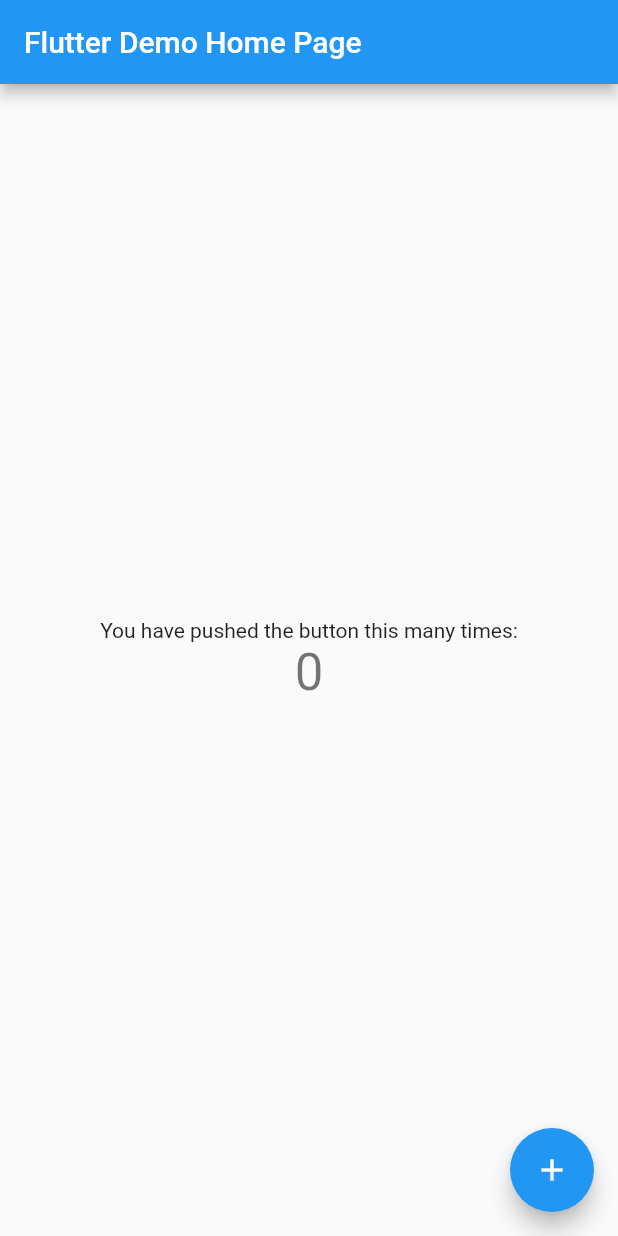
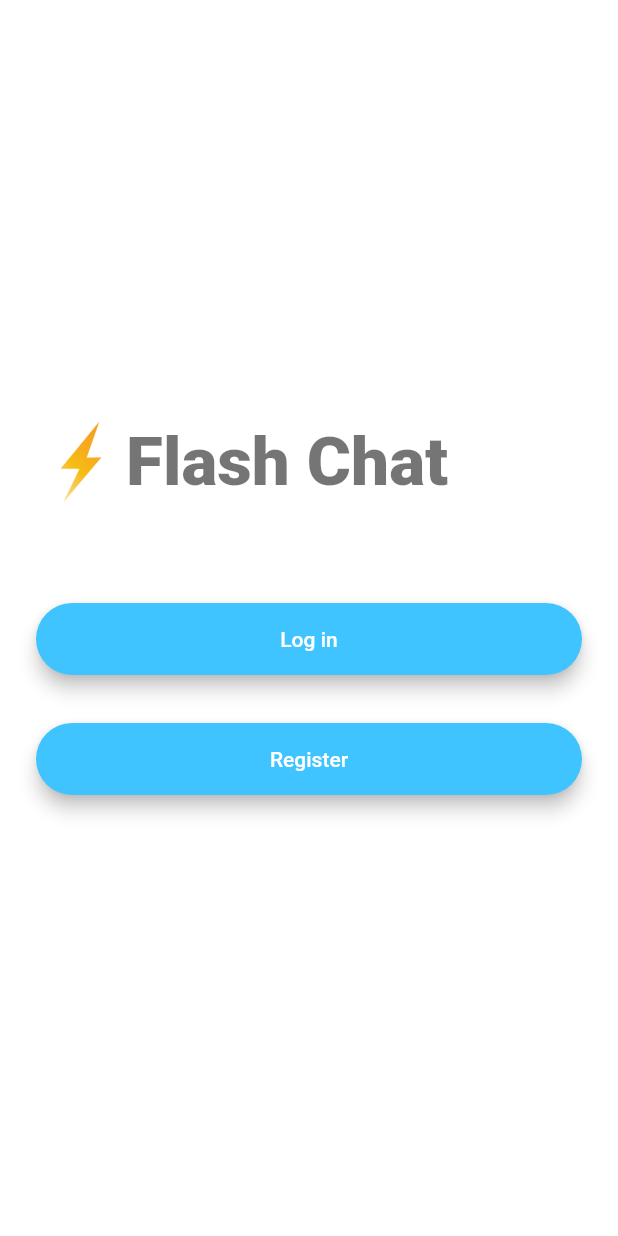
Before and after one commit to kv778/FlutterCourse, a Flutter app: the screen it shows after launch, on a phone screen of 412 x 824 dp. Run offline on Flutter 3.47's test engine with Material 2 defaults, Android fonts, the light colour scheme and no system bars; our stand-ins replace audioplayers, file_picker, flutter_spinkit, font_awesome_flutter, geolocator; missing offline and left inert: dart:html, excel, file_picker_cross, file_picker_web.

Commit message:
Added Flash Chat stub

```diff
--- a/flash_chat/lib/main.dart
+++ b/flash_chat/lib/main.dart
@@ -1,113 +1,23 @@
 import 'package:flutter/material.dart';
+import 'screens/welcome_screen.dart';
+import 'screens/login_screen.dart';
+import 'screens/registration_screen.dart';
+import 'screens/chat_screen.dart';
 
-void main() {
-  runApp(MyApp());
-}
+void main() => runApp(FlashChat());
 
-class MyApp extends StatelessWidget {
-  // This widget is the root of your application.
+class FlashChat extends StatelessWidget {
   @override
   Widget build(BuildContext context) {
     return MaterialApp(
-      title: 'Flutter Demo',
-      theme: ThemeData(
-        // This is the theme of your application.
-        //
-        // Try running your application with "flutter run". You'll see the
-        // application has a blue toolbar. Then, without quitting the app, try
-        // changing the primarySwatch below to Colors.green and then invoke
-        // "hot reload" (press "r" in the console where you ran "flutter run",
-        // or simply save your changes to "hot reload" in a Flutter IDE).
-        // Notice that the counter didn't reset back to zero; the application
-        // is not restarted.
-        primarySwatch: Colors.blue,
+      theme: ThemeData.dark().copyWith(
+        textTheme: TextTheme(
+          bodyText2: TextStyle(
+            color: Colors.black54,
+          ),
+        ),
       ),
-      home: MyHomePage(title: 'Flutter Demo Home Page'),
+      home: WelcomeScreen(),
     );
   }
 }
-
-class MyHomePage extends StatefulWidget {
-  MyHomePage({Key key, this.title}) : super(key: key);
-
-  // This widget is the home page of your application. It is stateful, meaning
-  // that it has a State object (defined below) that contains fields that affect
-  // how it looks.
-
-  // This class is the configuration for the state. It holds the values (in this
-  // case the title) provided by the parent (in this case the App widget) and
-  // used by the build method of the State. Fields in a Widget subclass are
-  // always marked "final".
-
-  final String title;
-
-  @override
-  _MyHomePageState createState() => _MyHomePageState();
-}
-
-class _MyHomePageState extends State<MyHomePage> {
-  int _counter = 0;
-
-  void _incrementCounter() {
-    setState(() {
-      // This call to setState tells the Flutter framework that something has
-      // changed in this State, which causes it to rerun the build method below
-      // so that the display can reflect the updated values. If we changed
-      // _counter without calling setState(), then the build method would not be
-      // called again, and so nothing would appear to happen.
-      _counter++;
-    });
-  }
-
-  @override
-  Widget build(BuildContext context) {
-    // This method is rerun every time setState is called, for instance as done
-    // by the _incrementCounter method above.
-    //
-    // The Flutter framework has been optimized to make rerunning build methods
-    // fast, so that you can just rebuild anything that needs updating rather
-    // than having to individually change instances of widgets.
-    return Scaffold(
-      appBar: AppBar(
-        // Here we take the value from the MyHomePage object that was created by
-        // the App.build method, and use it to set our appbar title.
-        title: Text(widget.title),
-      ),
-      body: Center(
-        // Center is a layout widget. It takes a single child and positions it
-        // in the middle of the parent.
-        child: Column(
-          // Column is also a layout widget. It takes a list of children and
-          // arranges them vertically. By default, it sizes itself to fit its
-          // children horizontally, and tries to be as tall as its parent.
-          //
-          // Invoke "debug painting" (press "p" in the console, choose the
-          // "Toggle Debug Paint" action from the Flutter Inspector in Android
-          // Studio, or the "Toggle Debug Paint" command in Visual Studio Code)
-          // to see the wireframe for each widget.
-          //
-          // Column has various properties to control how it sizes itself and
-          // how it positions its children. Here we use mainAxisAlignment to
-          // center the children vertically; the main axis here is the vertical
-          // axis because Columns are vertical (the cross axis would be
-          // horizontal).
-          mainAxisAlignment: MainAxisAlignment.center,
-          children: <Widget>[
-            Text(
-              'You have pushed the button this many times:',
-            ),
-            Text(
-              '$_counter',
-              style: Theme.of(context).textTheme.headline4,
-            ),
-          ],
-        ),
-      ),
-      floatingActionButton: FloatingActionButton(
-        onPressed: _incrementCounter,
-        tooltip: 'Increment',
-        child: Icon(Icons.add),
-      ), // This trailing comma makes auto-formatting nicer for build methods.
-    );
-  }
-}
--- a/flash_chat/lib/screens/welcome_screen.dart
+++ b/flash_chat/lib/screens/welcome_screen.dart
@@ -0,0 +1,77 @@
+import 'package:flutter/cupertino.dart';
+import 'package:flutter/material.dart';
+
+class WelcomeScreen extends StatefulWidget {
+  @override
+  _WelcomeScreenState createState() => _WelcomeScreenState();
+}
+
+class _WelcomeScreenState extends State<WelcomeScreen> {
+  @override
+  Widget build(BuildContext context) {
+    return Scaffold(
+      backgroundColor: Colors.white,
+      body: Padding(
+        padding: EdgeInsets.symmetric(horizontal: 24.0),
+        child: Column(
+          mainAxisAlignment: MainAxisAlignment.center,
+          crossAxisAlignment: CrossAxisAlignment.stretch,
+          children: [
+            Row(
+              children: [
+                Container(
+                  child: Image.asset('images/logo.png'),
+                  height: 60.0,
+                ),
+                Text(
+                  'Flash Chat',
+                  style: TextStyle(
+                    fontSize: 45.0,
+                    fontWeight: FontWeight.w900,
+                  ),
+                ),
+              ],
+            ),
+            SizedBox(
+              height: 48.0,
+            ),
+            Padding(
+              padding: EdgeInsets.symmetric(vertical: 16.0),
+              child: Material(
+                elevation: 5.0,
+                color: Colors.lightBlueAccent,
+                borderRadius: BorderRadius.circular(30.0),
+                child: MaterialButton(
+                  minWidth: 200.0,
+                  height: 42.0,
+                  child: Text('Log in'),
+                  onPressed: () {
+                    //TODO: Go to login screen
+                  },
+                ),
+              ),
+            ),
+            Padding(
+              padding: EdgeInsets.symmetric(vertical: 16.0),
+              child: Material(
+                elevation: 5.0,
+                color: Colors.lightBlueAccent,
+                borderRadius: BorderRadius.circular(30.0),
+                child: MaterialButton(
+                  minWidth: 200.0,
+                  height: 42.0,
+                  child: Text(
+                      'Register',
+                  ),
+                  onPressed: () {
+                    //TODO: Go to registration screen
+                  },
+                ),
+              ),
+            )
+          ],
+        ),
+      ),
+    );
+  }
+}
```
Also changed, not shown: flash_chat/lib/screens/login_screen.dart (+101 -0 lines), flash_chat/lib/screens/registration_screen.dart (+98 -0 lines), 1 other file.
